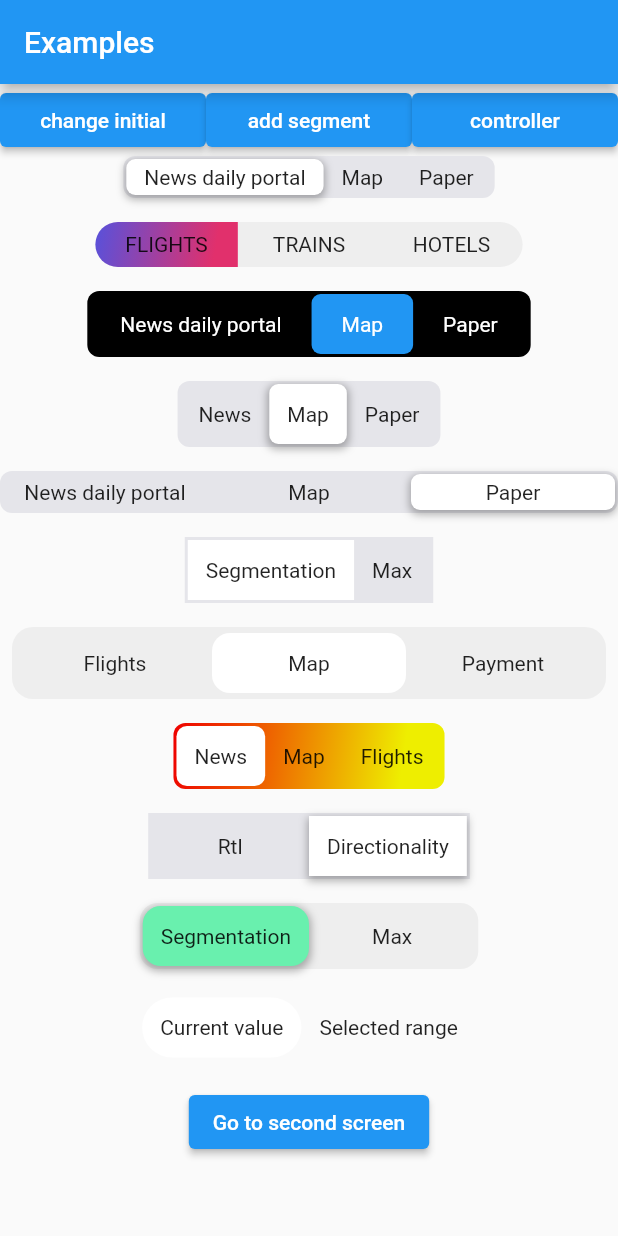
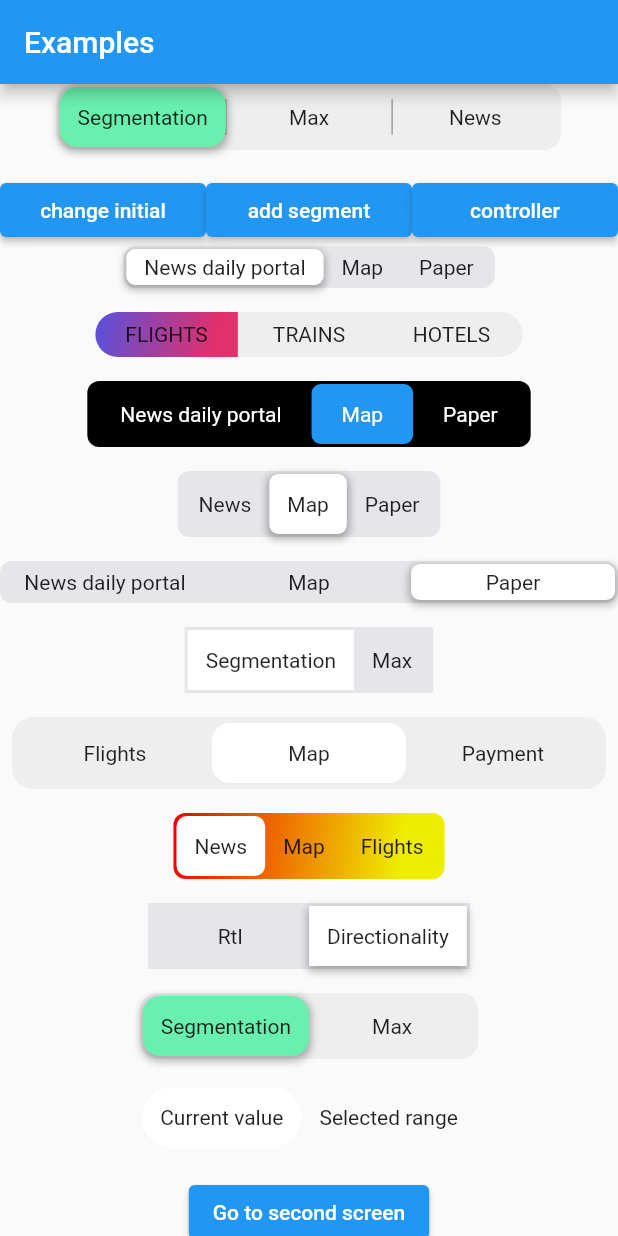
Before and after one commit to hadukin/custom_sliding_segmented_control, a Flutter app: the screen it shows after launch, on a phone screen of 412 x 824 dp. Run offline on Flutter 3.47's test engine with Material 2 defaults, Android fonts, the phone set to English and light mode, and no system bars.

Commit message:
feat/divider (#35)
* add divider

* chore: update changelogOC

---------

Co-authored-by: hadukin <kirsanovv.anatoly@gmail.com>

```diff
--- /dev/null
+++ b/example/lib/example_12.dart
@@ -0,0 +1,64 @@
+import 'package:custom_sliding_segmented_control/custom_sliding_segmented_control.dart';
+import 'package:flutter/material.dart';
+
+class Example12 extends StatefulWidget {
+  const Example12({super.key});
+
+  @override
+  State<Example12> createState() => _Example12State();
+}
+
+class _Example12State extends State<Example12> {
+  @override
+  Widget build(BuildContext context) {
+    return CustomSlidingSegmentedControl<int>(
+      fromMax: true,
+      children: const {
+        1: Text(
+          'Segmentation',
+          textAlign: TextAlign.center,
+        ),
+        2: Text(
+          'Max',
+          textAlign: TextAlign.center,
+        ),
+        3: Text(
+          'News',
+          textAlign: TextAlign.center,
+        ),
+      },
+      dividerSettings: DividerSettings(
+        thickness: 1,
+        endIndent: 8,
+        indent: 8,
+        decoration: BoxDecoration(
+          color: Colors.grey,
+          borderRadius: BorderRadius.circular(20),
+        ),
+      ),
+      isShowDivider: true,
+      decoration: BoxDecoration(
+        color: Colors.grey[200],
+        borderRadius: BorderRadius.circular(12),
+      ),
+      thumbDecoration: BoxDecoration(
+        color: Colors.greenAccent,
+        borderRadius: BorderRadius.circular(12),
+        boxShadow: [
+          BoxShadow(
+            color: Colors.black.withOpacity(.3),
+            blurRadius: 4.0,
+            spreadRadius: 1.0,
+            offset: const Offset(
+              0.0,
+              2.0,
+            ),
+          ),
+        ],
+      ),
+      onValueChanged: (int value) {
+        print(value);
+      },
+    );
+  }
+}
--- a/example/lib/main.dart
+++ b/example/lib/main.dart
@@ -1,7 +1,7 @@
-import 'package:custom_sliding_segmented_control/custom_sliding_segmented_control.dart';
 import 'package:example/example_1.dart';
 import 'package:example/example_10.dart';
 import 'package:example/example_11.dart';
+import 'package:example/example_12.dart';
 import 'package:example/example_2.dart';
 import 'package:example/example_3.dart';
 import 'package:example/example_4.dart';
@@ -48,6 +48,8 @@ class _MyHomePageState extends State<MyHomePage> {
           mainAxisAlignment: MainAxisAlignment.center,
           crossAxisAlignment: CrossAxisAlignment.center,
           children: [
+            const Example12(),
+            const SizedBox(height: 16),
             const Example3(),
             const SizedBox(height: 16),
             const Example1(),
--- a/lib/custom_sliding_segmented_control.dart
+++ b/lib/custom_sliding_segmented_control.dart
@@ -1,5 +1,6 @@
 library custom_sliding_segmented_control;
 
 export 'src/custom_segmented_controller.dart';
+export 'src/divider_settings.dart';
 export 'src/segment_settings.dart';
 export 'src/widget.dart';
--- a/lib/src/animation_panel.dart
+++ b/lib/src/animation_panel.dart
@@ -2,7 +2,7 @@ import 'package:flutter/material.dart';
 
 class AnimationPanel<T> extends StatelessWidget {
   const AnimationPanel({
-    Key? key,
+    super.key,
     required this.offset,
     required this.width,
     required this.height,
@@ -10,7 +10,7 @@ class AnimationPanel<T> extends StatelessWidget {
     this.duration,
     this.curve,
     this.decoration,
-  }) : super(key: key);
+  });
 
   final double offset;
   final double? width;
@@ -27,9 +27,7 @@ class AnimationPanel<T> extends StatelessWidget {
 
     return AnimatedContainer(
       transform: Matrix4.translationValues(_offset, 0, 0),
-      duration: hasTouch == false
-          ? Duration.zero
-          : duration ?? const Duration(milliseconds: 200),
+      duration: hasTouch == false ? Duration.zero : duration ?? const Duration(milliseconds: 200),
       curve: curve!,
       width: width,
       decoration: decoration,
--- /dev/null
+++ b/lib/src/divider_settings.dart
@@ -0,0 +1,27 @@
+import 'package:flutter/material.dart';
+
+class DividerSettings {
+  final double? indent;
+  final double? endIndent;
+  final double thickness;
+  final BoxDecoration? decoration;
+
+  const DividerSettings({
+    this.indent,
+    this.endIndent,
+    this.thickness = 1,
+    this.decoration,
+  });
+
+  @override
+  bool operator ==(Object other) {
+    return other is DividerSettings &&
+        identical(indent, other.indent) &&
+        identical(endIndent, other.endIndent) &&
+        identical(thickness, other.thickness) &&
+        identical(decoration, other.decoration);
+  }
+
+  @override
+  int get hashCode => Object.hashAll([indent, endIndent, thickness, decoration]);
+}
--- a/lib/src/widget.dart
+++ b/lib/src/widget.dart
@@ -1,10 +1,9 @@
 import 'dart:math';
-import 'dart:ui';
-
 import 'package:custom_sliding_segmented_control/src/animation_panel.dart';
 import 'package:custom_sliding_segmented_control/src/cache.dart';
 import 'package:custom_sliding_segmented_control/src/compute_offset.dart';
 import 'package:custom_sliding_segmented_control/src/custom_segmented_controller.dart';
+import 'package:custom_sliding_segmented_control/src/divider_settings.dart';
 import 'package:custom_sliding_segmented_control/src/measure_size.dart';
 import 'package:custom_sliding_segmented_control/src/segment_settings.dart';
 import 'package:flutter/cupertino.dart';
@@ -56,7 +55,7 @@ import 'package:flutter/material.dart';
 /// * `height` - height panel
 class CustomSlidingSegmentedControl<T> extends StatefulWidget {
   const CustomSlidingSegmentedControl({
-    Key? key,
+    super.key,
     required this.children,
     this.isDisabled = false,
     required this.onValueChanged,
@@ -70,6 +69,8 @@ class CustomSlidingSegmentedControl<T> extends StatefulWidget {
     this.thumbDecoration = const BoxDecoration(color: Colors.white),
     this.isStretch = false,
     this.fromMax = false,
+    this.isShowDivider = false,
+    this.dividerSettings = const DividerSettings(),
     this.clipBehavior = Clip.none,
     @Deprecated('use CustomSegmentSettings') this.splashColor = Colors.transparent,
     @Deprecated('use CustomSegmentSettings') this.splashFactory = NoSplash.splashFactory,
@@ -78,8 +79,7 @@ class CustomSlidingSegmentedControl<T> extends StatefulWidget {
     this.controller,
     this.customSegmentSettings,
     this.onHoverSegment,
-  })  : assert(children.length != 0),
-        super(key: key);
+  }) : assert(children.length != 0);
   final BoxDecoration? decoration;
   final BoxDecoration? thumbDecoration;
   final ValueChanged<T> onValueChanged;
@@ -90,6 +90,8 @@ class CustomSlidingSegmentedControl<T> extends StatefulWidget {
   final double padding;
   final double? fixedWidth;
   final Map<T, Widget> children;
+  final bool isShowDivider;
+  final DividerSettings dividerSettings;
 
   /// true if the switch control is disabled
   /// defalut to false
@@ -178,14 +180,11 @@ class _CustomSlidingSegmentedControlState<T> extends State<CustomSlidingSegmente
     }
   }
 
-  void calculateSize({
-    required Size size,
-    required MapEntry<T?, Widget> item,
-    required bool isCacheEnabled,
-  }) {
+  void calculateSize({required Size size, required MapEntry<T?, Widget> item, required bool isCacheEnabled}) {
     height ??= size.height;
     final Map<T?, double> _temp = {};
     _temp.putIfAbsent(item.key, () => widget.fixedWidth ?? size.width);
+
     if (widget.initialValue != null && widget.initialValue == item.key) {
       final _offset = computeOffset<T>(
         current: current,
@@ -267,6 +266,32 @@ class _CustomSlidingSegmentedControlState<T> extends State<CustomSlidingSegmente
     );
   }
 
+  Widget _dividerItem(MapEntry<T?, double> item) {
+    return IgnorePointer(
+      child: SizedBox(
+        height: widget.height,
+        width: item.value,
+        child: Stack(
+          children: [
+            if (item.key != widget.children.keys.last)
+              Positioned(
+                top: widget.dividerSettings.indent,
+                bottom: widget.dividerSettings.endIndent,
+                right: 0,
+                child: Transform.translate(
+                  offset: Offset(widget.dividerSettings.thickness / 2, 0),
+                  child: Container(
+                    width: widget.dividerSettings.thickness,
+                    decoration: widget.dividerSettings.decoration,
+                  ),
+                ),
+              ),
+          ],
+        ),
+      ),
+    );
+  }
+
   Widget layout() {
     return Container(
       clipBehavior: widget.clipBehavior,
@@ -274,6 +299,12 @@ class _CustomSlidingSegmentedControlState<T> extends State<CustomSlidingSegmente
       padding: widget.innerPadding,
       child: Stack(
         children: [
+          if (widget.isShowDivider && widget.children.length > 1)
+            Row(
+              children: [
+                for (final item in sizes.entries) _dividerItem(item),
+              ],
+            ),
           AnimationPanel<T>(
             hasTouch: hasTouch,
             offset: offset,
@@ -285,7 +316,7 @@ class _CustomSlidingSegmentedControlState<T> extends State<CustomSlidingSegmente
           ),
           Row(
             children: [
-              for (final item in widget.children.entries)
+              for (final item in widget.children.entries) ...[
                 MeasureSize(
                   onChange: (value) {
                     calculateSize(
@@ -296,6 +327,7 @@ class _CustomSlidingSegmentedControlState<T> extends State<CustomSlidingSegmente
                   },
                   child: widget.isStretch ? Expanded(child: _segmentItem(item)) : _segmentItem(item),
                 ),
+              ],
             ],
           ),
         ],
@@ -315,7 +347,7 @@ class _CustomSlidingSegmentedControlState<T> extends State<CustomSlidingSegmente
                 child: layout(),
               )
             else
-              layout()
+              layout(),
           ],
         );
       },
--- a/pubspec.yaml
+++ b/pubspec.yaml
@@ -1,6 +1,6 @@
 name: custom_sliding_segmented_control
 description: Allows you to flexibly configure the widget for displaying controls. You can add color, speed, size, initial value, animation and more.
-version: 1.7.5
+version: 1.8.0
 homepage: https://github.com/hadukin/custom_sliding_segmented_control
 repository: https://github.com/hadukin/custom_sliding_segmented_control
 
```
Also changed, not shown: 1 other file.
